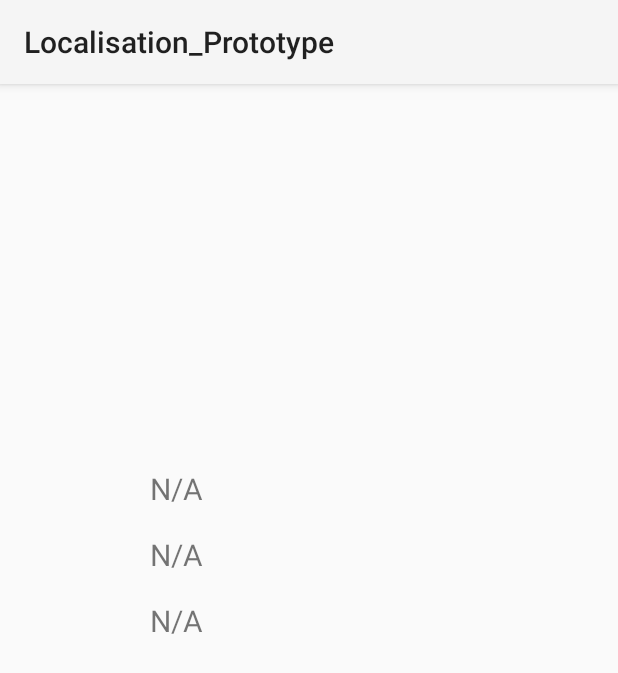
After one commit to ammachin/individual-project-ammachin, an Android app: the CalculateOrientation screen opened directly, with no data from a screen before it, on a phone screen of 412 x 824 dp. The commit adds this screen. Shown: the top 673 px of the screen. Run offline under Robolectric (Android 15) with nearby library versions, the phone set to English and light mode, and no system bars; our stand-ins replace navigation-ui.

Commit message:
Calculate phone orientation

```diff
--- a/android_app/app/src/main/AndroidManifest.xml
+++ b/android_app/app/src/main/AndroidManifest.xml
@@ -24,6 +24,9 @@
         android:theme="@style/Theme.Android_app"
         tools:targetApi="31">
         <activity
+            android:name=".CalculateOrientation"
+            android:exported="false" />
+        <activity
             android:name=".StepCounter"
             android:exported="false" />
         <activity
@@ -35,6 +38,7 @@
                 <category android:name="android.intent.category.LAUNCHER" />
             </intent-filter>
         </activity>
+
         <service android:name="org.eclipse.paho.android.service.MqttService" />
     </application>
 
--- /dev/null
+++ b/android_app/app/src/main/java/com/unileeds/Android_App/CalculateOrientation.java
@@ -0,0 +1,152 @@
+package com.unileeds.Android_App;
+
+import android.content.Context;
+import android.content.Intent;
+import android.content.pm.ActivityInfo;
+import android.hardware.Sensor;
+import android.hardware.SensorEvent;
+import android.hardware.SensorEventListener;
+import android.hardware.SensorManager;
+import android.os.Bundle;
+
+import com.google.android.material.snackbar.Snackbar;
+
+import androidx.activity.result.ActivityResultLauncher;
+import androidx.activity.result.contract.ActivityResultContracts;
+import androidx.appcompat.app.AppCompatActivity;
+
+import android.util.Log;
+import android.view.View;
+import android.widget.TextView;
+
+import androidx.navigation.NavController;
+import androidx.navigation.Navigation;
+import androidx.navigation.ui.AppBarConfiguration;
+import androidx.navigation.ui.NavigationUI;
+
+import com.unileeds.Android_App.databinding.ActivityCalculateOrientationBinding;
+
+import org.w3c.dom.Text;
+
+public class CalculateOrientation extends AppCompatActivity implements SensorEventListener {
+
+    private SensorManager sensorManager;
+
+    private Sensor accelerometer;
+    private Sensor magnetometer;
+
+    private float[] accelerometer_data = new float[3];
+    private float[] magnetometer_data = new float[3];
+
+    // UI stuff
+    private TextView azimuth_text;
+    private TextView pitch_text;
+    private TextView roll_text;
+
+    // Calibration vs current
+    private float[] azimuth_vals = new float[2];
+    private double prev_azimuth = 0;
+
+    private ActivityResultLauncher<String> requestPermissionLauncher =
+            registerForActivityResult(new ActivityResultContracts.RequestPermission(), isGranted -> {
+                if(isGranted) {
+                    Log.d("Permission", "Granted");
+                }
+                else {
+                    Log.d("Permission", "denied");
+                }
+            });
+
+    @Override
+    protected void onCreate(Bundle savedInstanceState) {
+        super.onCreate(savedInstanceState);
+        setContentView(R.layout.activity_calculate_orientation);
+
+        Intent intent = getIntent();
+
+        // Locked so that screen rotation doesn't affect any calculations
+        setRequestedOrientation(ActivityInfo.SCREEN_ORIENTATION_PORTRAIT);
+
+        sensorManager = (SensorManager) getSystemService(Context.SENSOR_SERVICE);
+        accelerometer = sensorManager.getDefaultSensor(Sensor.TYPE_ACCELEROMETER);
+        magnetometer = sensorManager.getDefaultSensor(Sensor.TYPE_MAGNETIC_FIELD);
+
+        azimuth_text = (TextView) findViewById(R.id.azimuth_text);
+        pitch_text = (TextView) findViewById(R.id.pitch_text);
+        roll_text = (TextView) findViewById(R.id.roll_text);
+    }
+
+    @Override
+    protected void onStart() {
+        super.onStart();
+
+        // If sensor is available, register listener
+        if(accelerometer != null) {
+            sensorManager.registerListener(this, accelerometer, SensorManager.SENSOR_DELAY_NORMAL);
+        }
+        else {
+            Log.d("Sensor", "Accelerometer unavailable");
+        }
+        if(magnetometer != null) {
+            sensorManager.registerListener(this, magnetometer, SensorManager.SENSOR_DELAY_NORMAL);
+        }
+    }
+
+    @Override
+    protected void onStop() {
+        // Unregister listeners when app closes
+        super.onStop();
+        sensorManager.unregisterListener(this);
+    }
+
+    @Override
+    public void onSensorChanged(SensorEvent event) {
+        int type = event.sensor.getType();
+        if(type == Sensor.TYPE_ACCELEROMETER) {
+            // Copy data
+            accelerometer_data = event.values.clone();
+        }
+        else if(type == Sensor.TYPE_MAGNETIC_FIELD) {
+            // Copy data
+            magnetometer_data = event.values.clone();
+        }
+
+        // Generate rotation matrix from new data
+        float[] rotation_matrix = new float[9];
+
+        // If false, the sensor data is unreliable
+        boolean success = SensorManager.getRotationMatrix(rotation_matrix, null, accelerometer_data, magnetometer_data);
+
+        // Get orientation angles
+        float[] orientation_angles = new float[3];
+        if(success) {
+            SensorManager.getOrientation(rotation_matrix, orientation_angles);
+        }
+
+        // Now separate the components of orientation_angles
+        float azimuth = orientation_angles[0]; // direction
+        float pitch = orientation_angles[1]; // top-to-bottom tilt
+        float roll = orientation_angles[2]; // left-to-right tilt
+
+        double azimuth_deg = Math.toDegrees(azimuth);
+
+        // azimuth is in the range -180 and 180, so let's try to remove these negatives
+        double difference = azimuth_deg - prev_azimuth;
+        if(difference > 180f) {
+            azimuth_deg = azimuth_deg - 360f;
+        }
+        else if(difference < -180f) {
+            azimuth_deg = azimuth_deg + 360f;
+        }
+
+
+        azimuth_text.setText("Azimuth: " + Double.toString(azimuth_deg));
+        pitch_text.setText("Pitch: " + Float.toString(pitch));
+        roll_text.setText("Roll: " + Float.toString(roll));
+        prev_azimuth = azimuth_deg;
+
+    }
+
+    @Override
+    public void onAccuracyChanged(Sensor sensor, int accuracy) {}
+}
--- a/android_app/app/src/main/java/com/unileeds/Android_App/MQTTClient.java
+++ b/android_app/app/src/main/java/com/unileeds/Android_App/MQTTClient.java
@@ -23,9 +23,9 @@ public class MQTTClient {
         broker = "tcp://192.168.0.22:1883";
         client_id = "android";
 
-        // Trying again ughhhhh
         client = new MqttAndroidClient(context, broker, client_id, Ack.AUTO_ACK, null, true, 0);
         client.setCallback(new MqttCallbackExtended() {
+            // All debug messages
             @Override
             public void connectComplete(boolean reconnect, String serverURI) {
                 Log.d("Mqtt Callback", "Connect complete");
--- a/android_app/app/src/main/java/com/unileeds/Android_App/MainActivity.java
+++ b/android_app/app/src/main/java/com/unileeds/Android_App/MainActivity.java
@@ -71,7 +71,7 @@ public class MainActivity extends AppCompatActivity {
 //                Intent intent = new Intent(MainActivity.this, TrackPosition.class);
 //                MainActivity.this.startActivity(intent);
 
-                Intent intent = new Intent(MainActivity.this, StepCounter.class);
+                Intent intent = new Intent(MainActivity.this, CalculateOrientation.class);
                 MainActivity.this.startActivity(intent);
             }
         });
--- /dev/null
+++ b/android_app/app/src/main/res/layout/activity_calculate_orientation.xml
@@ -0,0 +1,44 @@
+<?xml version="1.0" encoding="utf-8"?>
+<androidx.constraintlayout.widget.ConstraintLayout xmlns:android="http://schemas.android.com/apk/res/android"
+    xmlns:app="http://schemas.android.com/apk/res-auto"
+    xmlns:tools="http://schemas.android.com/tools"
+    android:id="@+id/main"
+    android:layout_width="match_parent"
+    android:layout_height="match_parent"
+    tools:context=".CalculateOrientation">
+
+    <TextView
+        android:id="@+id/azimuth_text"
+        android:layout_width="wrap_content"
+        android:layout_height="wrap_content"
+        android:layout_marginStart="100dp"
+        android:layout_marginTop="256dp"
+        android:text="N/A"
+        app:layout_constraintStart_toStartOf="parent"
+        app:layout_constraintTop_toTopOf="parent"
+        android:textSize="20sp"/>
+
+    <TextView
+        android:id="@+id/pitch_text"
+        android:layout_width="wrap_content"
+        android:layout_height="wrap_content"
+        android:layout_marginStart="100dp"
+        android:layout_marginTop="300dp"
+        android:text="N/A"
+        app:layout_constraintStart_toStartOf="parent"
+        app:layout_constraintTop_toTopOf="parent"
+        android:textSize="20sp"/>
+
+    <TextView
+        android:id="@+id/roll_text"
+        android:layout_width="wrap_content"
+        android:layout_height="wrap_content"
+        android:layout_marginStart="100dp"
+        android:layout_marginTop="344dp"
+        android:text="N/A"
+        app:layout_constraintStart_toStartOf="parent"
+        app:layout_constraintTop_toTopOf="parent"
+        android:textSize="20sp"/>
+
+
+</androidx.constraintlayout.widget.ConstraintLayout>
```
